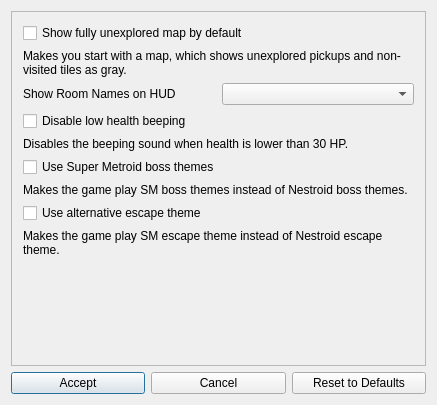
Qt form randovania/games/planets_zebeth/gui/ui_files/planets_zebeth_cosmetic_patches_dialog.ui (randovania/randovania) before a commit.
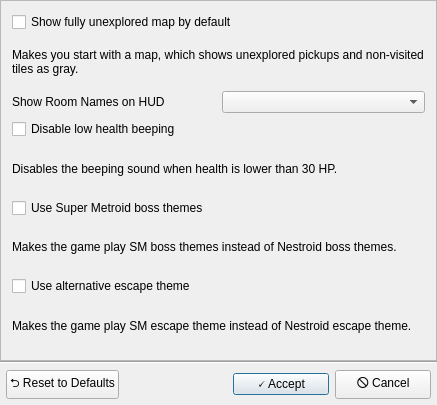
The same form after that commit.

Commit message: GUI: improve footer of cosmetic dialogs

```diff
--- a/randovania/games/planets_zebeth/gui/ui_files/planets_zebeth_cosmetic_patches_dialog.ui
+++ b/randovania/games/planets_zebeth/gui/ui_files/planets_zebeth_cosmetic_patches_dialog.ui
@@ -13,32 +13,23 @@
   <property name="windowTitle">
    <string>Metroid Planets (Zebeth) - Cosmetic Options</string>
   </property>
-  <layout class="QGridLayout" name="gridLayout">
-   <item row="2" column="0">
-    <widget class="QPushButton" name="accept_button">
-     <property name="text">
-      <string>Accept</string>
-     </property>
-     <property name="default">
-      <bool>true</bool>
-     </property>
-    </widget>
-   </item>
-   <item row="2" column="2">
-    <widget class="QPushButton" name="reset_button">
-     <property name="text">
-      <string>Reset to Defaults</string>
-     </property>
-    </widget>
-   </item>
-   <item row="2" column="1">
-    <widget class="QPushButton" name="cancel_button">
-     <property name="text">
-      <string>Cancel</string>
-     </property>
-    </widget>
-   </item>
-   <item row="1" column="0" colspan="3">
+  <layout class="QVBoxLayout" name="verticalLayout_2">
+   <property name="spacing">
+    <number>0</number>
+   </property>
+   <property name="leftMargin">
+    <number>0</number>
+   </property>
+   <property name="topMargin">
+    <number>0</number>
+   </property>
+   <property name="rightMargin">
+    <number>0</number>
+   </property>
+   <property name="bottomMargin">
+    <number>0</number>
+   </property>
+   <item>
     <widget class="QScrollArea" name="scrollArea">
      <property name="widgetResizable">
       <bool>true</bool>
@@ -48,8 +39,8 @@
        <rect>
         <x>0</x>
         <y>0</y>
-        <width>417</width>
-        <height>337</height>
+        <width>435</width>
+        <height>357</height>
        </rect>
       </property>
       <layout class="QVBoxLayout" name="verticalLayout">
@@ -135,23 +126,82 @@
          </property>
         </widget>
        </item>
-       <item>
-        <spacer name="verticalSpacer">
-         <property name="orientation">
-          <enum>Qt::Orientation::Vertical</enum>
-         </property>
-         <property name="sizeHint" stdset="0">
-          <size>
-           <width>20</width>
-           <height>40</height>
-          </size>
-         </property>
-        </spacer>
-       </item>
       </layout>
      </widget>
     </widget>
    </item>
+   <item>
+    <widget class="Line" name="line">
+     <property name="orientation">
+      <enum>Qt::Orientation::Horizontal</enum>
+     </property>
+    </widget>
+   </item>
+   <item>
+    <layout class="QHBoxLayout" name="footer_layout">
+     <property name="leftMargin">
+      <number>6</number>
+     </property>
+     <property name="topMargin">
+      <number>6</number>
+     </property>
+     <property name="rightMargin">
+      <number>6</number>
+     </property>
+     <property name="bottomMargin">
+      <number>6</number>
+     </property>
+     <item>
+      <widget class="QPushButton" name="reset_button">
+       <property name="text">
+        <string notr="true">⮌ Reset to Defaults</string>
+       </property>
+      </widget>
+     </item>
+     <item>
+      <spacer name="horizontalSpacer">
+       <property name="orientation">
+        <enum>Qt::Orientation::Horizontal</enum>
+       </property>
+       <property name="sizeHint" stdset="0">
+        <size>
+         <width>40</width>
+         <height>20</height>
+        </size>
+       </property>
+      </spacer>
+     </item>
+     <item>
+      <widget class="QPushButton" name="accept_button">
+       <property name="minimumSize">
+        <size>
+         <width>96</width>
+         <height>0</height>
+        </size>
+       </property>
+       <property name="text">
+        <string notr="true">🗸 Accept</string>
+       </property>
+       <property name="default">
+        <bool>true</bool>
+       </property>
+      </widget>
+     </item>
+     <item>
+      <widget class="QPushButton" name="cancel_button">
+       <property name="minimumSize">
+        <size>
+         <width>96</width>
+         <height>0</height>
+        </size>
+       </property>
+       <property name="text">
+        <string notr="true">🛇 Cancel</string>
+       </property>
+      </widget>
+     </item>
+    </layout>
+   </item>
   </layout>
  </widget>
  <layoutdefault spacing="6" margin="11"/>
```
The commit also changes 22 other files.
